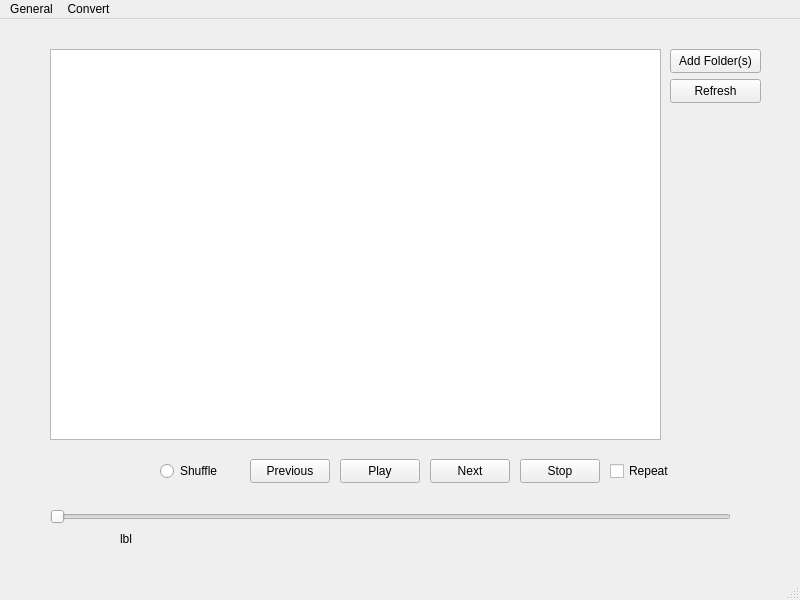
Before: the Qt Designer form mainwindow.ui in lukpro681/PT-Music-center, drawn with Qt 5.
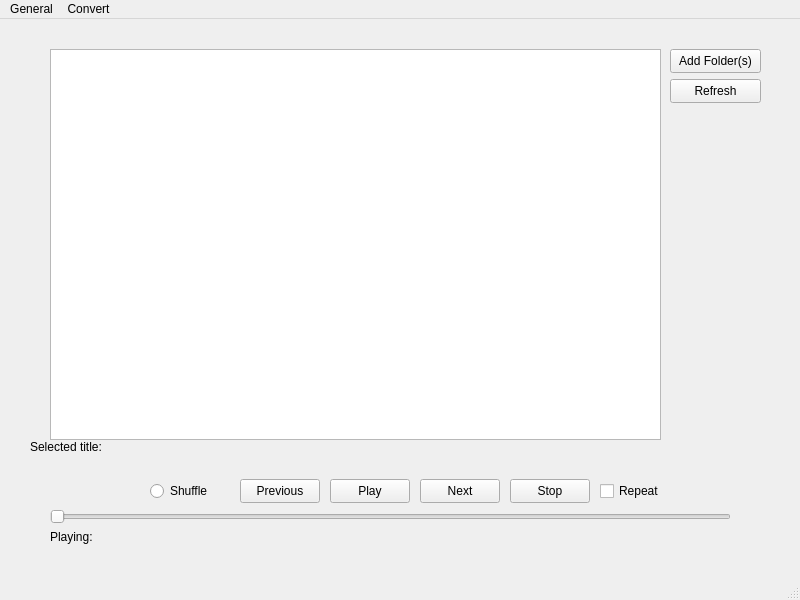
After: the same form once the commit is applied. Icons and pictures are not drawn.

```diff
--- a/mainwindow.ui
+++ b/mainwindow.ui
@@ -44,8 +44,8 @@
    <widget class="QPushButton" name="playButton">
     <property name="geometry">
      <rect>
-      <x>340</x>
-      <y>440</y>
+      <x>330</x>
+      <y>460</y>
       <width>80</width>
       <height>24</height>
      </rect>
@@ -57,8 +57,8 @@
    <widget class="QPushButton" name="stopButton">
     <property name="geometry">
      <rect>
-      <x>520</x>
-      <y>440</y>
+      <x>510</x>
+      <y>460</y>
       <width>80</width>
       <height>24</height>
      </rect>
@@ -96,8 +96,8 @@
    <widget class="QPushButton" name="PrevButton">
     <property name="geometry">
      <rect>
-      <x>250</x>
-      <y>440</y>
+      <x>240</x>
+      <y>460</y>
       <width>80</width>
       <height>24</height>
      </rect>
@@ -109,8 +109,8 @@
    <widget class="QPushButton" name="NextButton">
     <property name="geometry">
      <rect>
-      <x>430</x>
-      <y>440</y>
+      <x>420</x>
+      <y>460</y>
       <width>80</width>
       <height>24</height>
      </rect>
@@ -122,8 +122,8 @@
    <widget class="QRadioButton" name="ShuffleButton">
     <property name="geometry">
      <rect>
-      <x>160</x>
-      <y>440</y>
+      <x>150</x>
+      <y>460</y>
       <width>80</width>
       <height>24</height>
      </rect>
@@ -135,8 +135,8 @@
    <widget class="QCheckBox" name="RepeatButton">
     <property name="geometry">
      <rect>
-      <x>610</x>
-      <y>440</y>
+      <x>600</x>
+      <y>460</y>
       <width>80</width>
       <height>24</height>
      </rect>
@@ -148,14 +148,59 @@
    <widget class="QLabel" name="titleLabel">
     <property name="geometry">
      <rect>
-      <x>120</x>
+      <x>130</x>
       <y>510</y>
       <width>501</width>
       <height>20</height>
      </rect>
     </property>
     <property name="text">
-     <string>lbl</string>
+     <string/>
+    </property>
+    <property name="alignment">
+     <set>Qt::AlignCenter</set>
+    </property>
+   </widget>
+   <widget class="QLabel" name="selectedTitleLabel">
+    <property name="geometry">
+     <rect>
+      <x>100</x>
+      <y>420</y>
+      <width>501</width>
+      <height>20</height>
+     </rect>
+    </property>
+    <property name="text">
+     <string/>
+    </property>
+    <property name="alignment">
+     <set>Qt::AlignCenter</set>
+    </property>
+   </widget>
+   <widget class="QLabel" name="infoLabelSelected">
+    <property name="geometry">
+     <rect>
+      <x>30</x>
+      <y>420</y>
+      <width>121</width>
+      <height>16</height>
+     </rect>
+    </property>
+    <property name="text">
+     <string>Selected title:</string>
+    </property>
+   </widget>
+   <widget class="QLabel" name="infoLabelPlaying">
+    <property name="geometry">
+     <rect>
+      <x>50</x>
+      <y>510</y>
+      <width>121</width>
+      <height>16</height>
+     </rect>
+    </property>
+    <property name="text">
+     <string>Playing:</string>
     </property>
    </widget>
   </widget>
```
Left out of the diff: 12 changed lines with no effect on the pictures.
